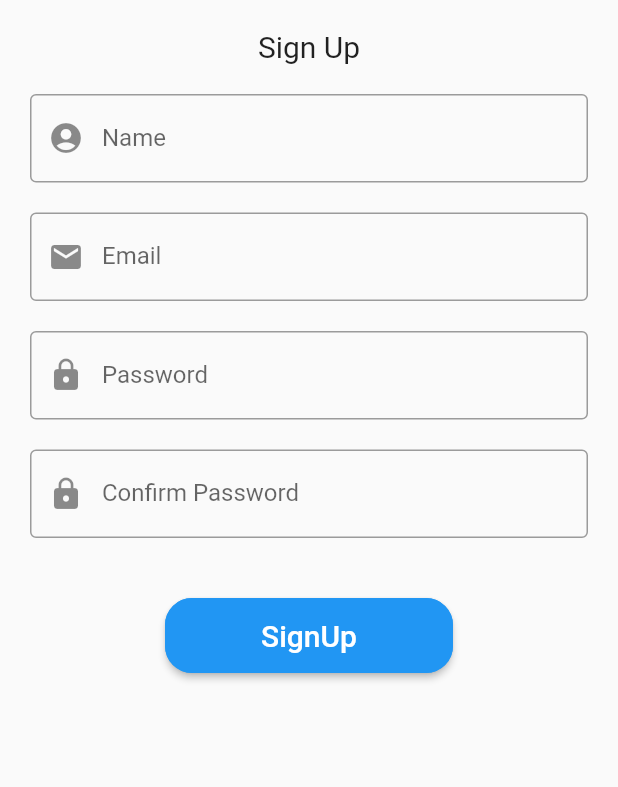
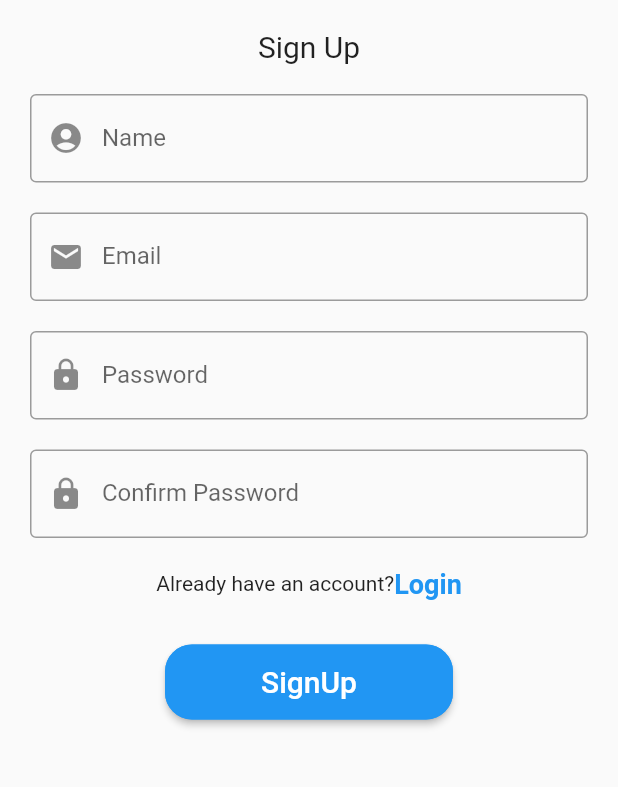
Before and after one commit to pratheek-raghunath/EduLane, a Flutter app: the Signup screen opened directly, on a phone screen of 412 x 824 dp, the part 83-870 px from its top. Run offline on Flutter 3.47's test engine with Material 2 defaults, Android fonts, the phone set to English and light mode, and no system bars; our stand-ins replace cloud_firestore, firebase_auth, firebase_core; missing offline and left inert: external_app_launcher; accounts and stored records are empty; network calls fail.

Commit message:
Minor Decor Changes

```diff
--- a/lib/signUp.dart
+++ b/lib/signUp.dart
@@ -1,3 +1,4 @@
+import 'package:edulane/login.dart';
 import 'package:flutter/material.dart';
 import 'package:firebase_auth/firebase_auth.dart';
 import 'package:edulane/teacher.dart';
@@ -93,7 +94,7 @@ class _SignupState extends State<Signup> {
               ),
             ),
             Container(
-              padding: const EdgeInsets.all(10),
+              padding: const EdgeInsets.fromLTRB(10, 10, 10, 20),
               child: TextField(
                 obscureText: true,
                 controller: passwordController,
@@ -103,6 +104,26 @@ class _SignupState extends State<Signup> {
                   labelText: 'Confirm Password',
                 ),
               ),
+            ),
+            Row(
+              mainAxisAlignment: MainAxisAlignment.center,
+              children: <Widget>[
+                Text("Already have an account?"),
+                GestureDetector(
+                  onTap: () {
+                    Navigator.push(context,
+                        MaterialPageRoute(builder: (context) => LoginForm()));
+                  },
+                  child: Text(
+                    "Login",
+                    style: TextStyle(
+                      color: Colors.blue,
+                      fontWeight: FontWeight.w600,
+                      fontSize: 18,
+                    ),
+                  ),
+                ),
+              ],
             ),
             Container(
                 height: 90,
```
Also changed, not shown: lib/login.dart (+12 -4 lines).
